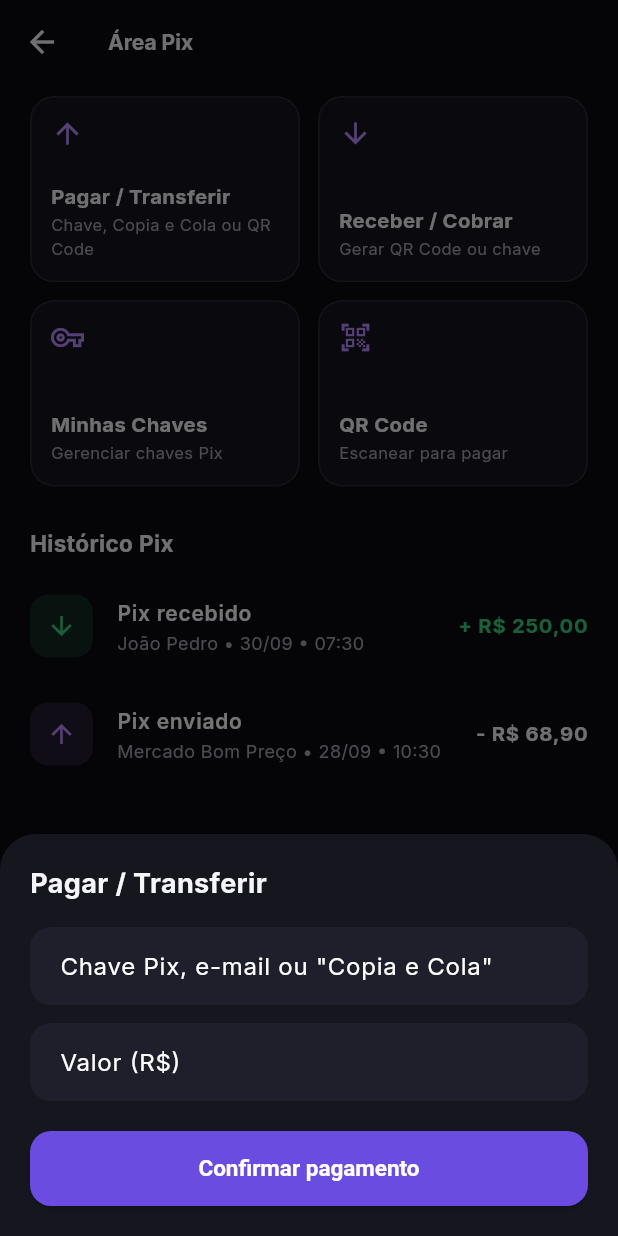
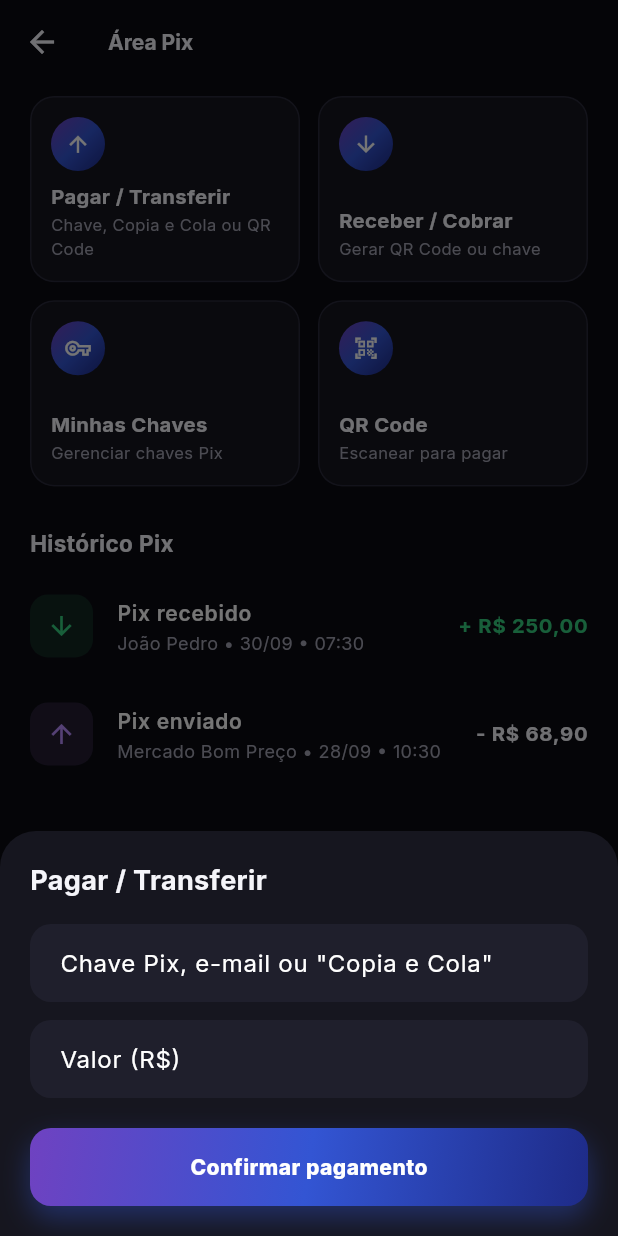
Before and after one commit to camposdevs/S3_Bank_flutter, a Flutter app: the PixScreen screen opened directly, after a tap on "Pagar / Transferir", on a phone screen of 412 x 824 dp. Run offline on Flutter 3.47's test engine with Material 3 defaults, Android fonts, the phone set to English and light mode, and no system bars; our stand-ins replace google_fonts, qr_flutter.

Commit message:
ajustando a area pix

```diff
--- a/lib/screens/pix/pix_screen.dart
+++ b/lib/screens/pix/pix_screen.dart
@@ -147,10 +147,9 @@ class PixScreen extends StatelessWidget {
                     },
                   ),
                   const SizedBox(height: 20),
-                  SizedBox(
-                    width: double.infinity,
-                    child: ElevatedButton(
-                      onPressed: () {
+                  _GradientButton(
+                    label: 'Confirmar pagamento',
+                    onTap: () {
                       if (!formKey.currentState!.validate()) return;
                       final amount = _parseAmount(amountController.text)!;
                       final ok = wallet.sendPix(
@@ -166,8 +165,6 @@ class PixScreen extends StatelessWidget {
                         ),
                       );
                     },
-                      child: const Text('Confirmar pagamento'),
-                    ),
                   ),
                 ],
               ),
@@ -292,13 +289,7 @@ class PixScreen extends StatelessWidget {
             },
           ),
           const SizedBox(height: 20),
-          SizedBox(
-            width: double.infinity,
-            child: ElevatedButton(
-              onPressed: onGenerate,
-              child: const Text('Gerar QR Code'),
-            ),
-          ),
+          _GradientButton(label: 'Gerar QR Code', onTap: onGenerate),
         ],
       ),
     );
@@ -325,7 +316,16 @@ class PixScreen extends StatelessWidget {
           ),
         ),
         const SizedBox(height: 16),
+        // Moldura com o gradiente da marca em volta do QR Code — o
+        // miolo continua branco puro, que é o que garante a leitura
+        // do código por qualquer leitor de QR.
         Container(
+          padding: const EdgeInsets.all(3),
+          decoration: BoxDecoration(
+            gradient: AppColors.loginGradient,
+            borderRadius: BorderRadius.circular(19),
+          ),
+          child: Container(
             padding: const EdgeInsets.all(16),
             decoration: BoxDecoration(
               color: Colors.white,
@@ -336,6 +336,7 @@ class PixScreen extends StatelessWidget {
               version: QrVersions.auto,
               size: 220,
               backgroundColor: Colors.white,
+            ),
           ),
         ),
         const SizedBox(height: 16),
@@ -420,8 +421,16 @@ class PixScreen extends StatelessWidget {
                       ...keysProvider.keys.map(
                         (k) => ListTile(
                           contentPadding: EdgeInsets.zero,
-                          leading: const Icon(Icons.vpn_key_outlined,
-                              color: AppColors.accentLight),
+                          leading: Container(
+                            width: 36,
+                            height: 36,
+                            decoration: const BoxDecoration(
+                              gradient: AppColors.loginGradient,
+                              shape: BoxShape.circle,
+                            ),
+                            child: const Icon(Icons.vpn_key_outlined,
+                                color: Colors.white, size: 17),
+                          ),
                           title: Text(k.type.label),
                           subtitle: Text(k.displayValue,
                               style: const TextStyle(color: AppColors.textSecondary)),
@@ -512,10 +521,9 @@ class PixScreen extends StatelessWidget {
                               keysProvider.validateInput(selectedType, v ?? ''),
                         ),
                       const SizedBox(height: 20),
-                      SizedBox(
-                        width: double.infinity,
-                        child: ElevatedButton(
-                          onPressed: () {
+                      _GradientButton(
+                        label: 'Salvar chave',
+                        onTap: () {
                           if (!formKey.currentState!.validate()) return;
                           if (selectedType == PixKeyType.random) {
                             keysProvider.addRandomKey();
@@ -527,8 +535,6 @@ class PixScreen extends StatelessWidget {
                           }
                           Navigator.of(ctx).pop();
                         },
-                          child: const Text('Salvar chave'),
-                        ),
                       ),
                     ],
                   ),
@@ -573,7 +579,15 @@ class _PixActionCard extends StatelessWidget {
           child: Column(
             crossAxisAlignment: CrossAxisAlignment.start,
             children: [
-              Icon(icon, color: AppColors.accentLight, size: 22),
+              Container(
+                width: 36,
+                height: 36,
+                decoration: const BoxDecoration(
+                  gradient: AppColors.loginGradient,
+                  shape: BoxShape.circle,
+                ),
+                child: Icon(icon, color: Colors.white, size: 17),
+              ),
               const Spacer(),
               Text(
                 title,
@@ -589,6 +603,54 @@ class _PixActionCard extends StatelessWidget {
                 style: const TextStyle(color: AppColors.textSecondary, fontSize: 11),
               ),
             ],
+          ),
+        ),
+      ),
+    );
+  }
+}
+
+/// Botão de ação principal com o gradiente da marca — mesmo padrão do
+/// botão "ENTRAR" da tela de login, reaproveitado em todas as
+/// confirmações importantes do fluxo de Pix.
+class _GradientButton extends StatelessWidget {
+  final String label;
+  final VoidCallback? onTap;
+
+  const _GradientButton({required this.label, required this.onTap});
+
+  @override
+  Widget build(BuildContext context) {
+    return SizedBox(
+      width: double.infinity,
+      height: 52,
+      child: Container(
+        decoration: BoxDecoration(
+          borderRadius: BorderRadius.circular(14),
+          gradient: AppColors.loginGradient,
+          boxShadow: [
+            BoxShadow(
+              color: AppColors.loginBlueMid.withOpacity(0.4),
+              blurRadius: 16,
+              offset: const Offset(0, 8),
+            ),
+          ],
+        ),
+        child: Material(
+          color: Colors.transparent,
+          child: InkWell(
+            borderRadius: BorderRadius.circular(14),
+            onTap: onTap,
+            child: Center(
+              child: Text(
+                label,
+                style: const TextStyle(
+                  color: Colors.white,
+                  fontWeight: FontWeight.w800,
+                  letterSpacing: 0.3,
+                ),
+              ),
+            ),
           ),
         ),
       ),
```
Also changed, not shown: lib/screens/card/card_screen.dart (+39 -15 lines). Lines whose indentation alone changed are shown as unchanged.
